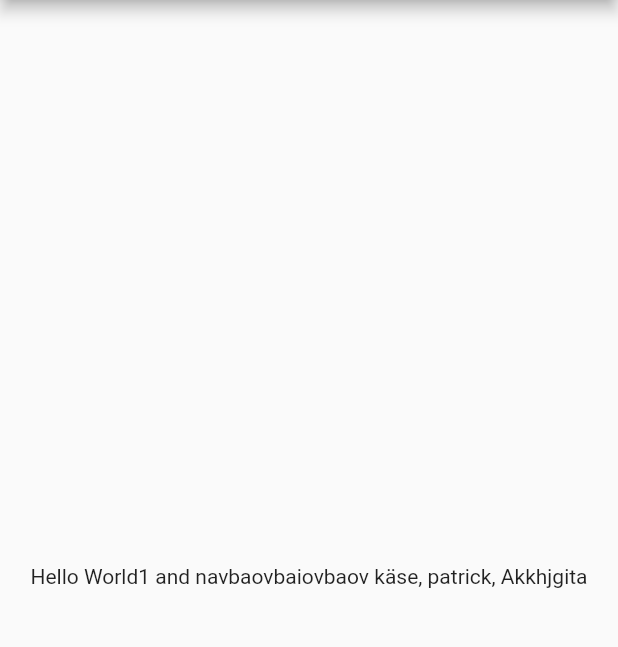
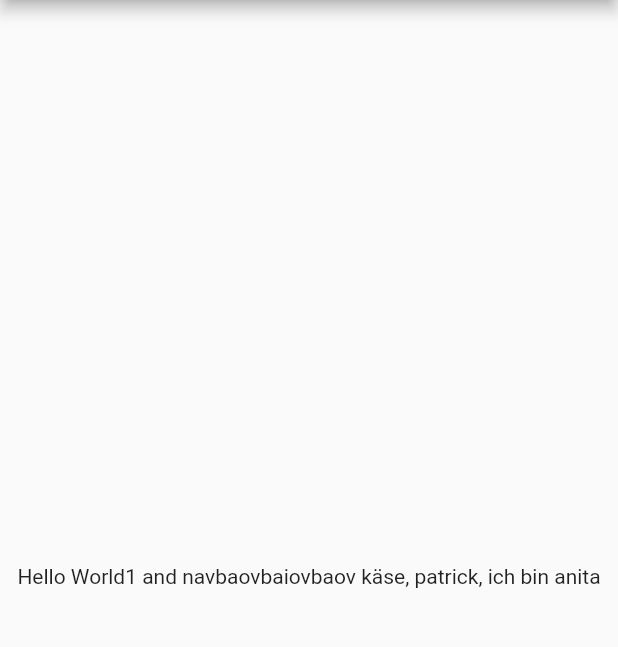
Before and after one commit to gobeitleuph/flow, a Flutter app: the screen it shows after launch, on a phone screen of 412 x 824 dp, the part 84-731 px from its top. Run offline on Flutter 3.47's test engine with Material 2 defaults, Android fonts, the phone set to English and light mode, and no system bars.

```diff
--- a/lib/main.dart
+++ b/lib/main.dart
@@ -12,7 +12,7 @@ class MyApp extends StatelessWidget {
           title: const Text('Welcome to Flutter'),
         ),
         body: const Center(
-          child: Text('Hello World1 and navbaovbaiovbaov käse, patrick, Akkhjgita'),
+          child: Text('Hello World1 and navbaovbaiovbaov käse, patrick, ich bin anita'),
         ),
       ),
     );
```
